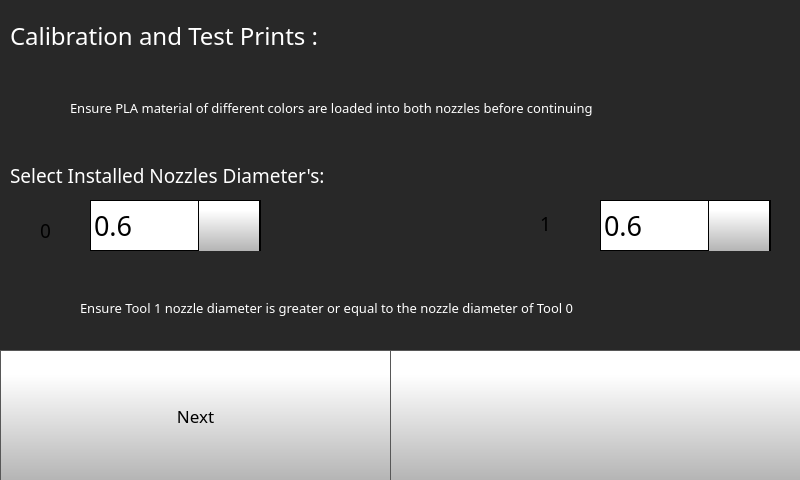
Qt form octoprint_Dragon500TouchUI/mainGUI.ui (FracktalWorks/Dragon500TouchUI) before a commit.
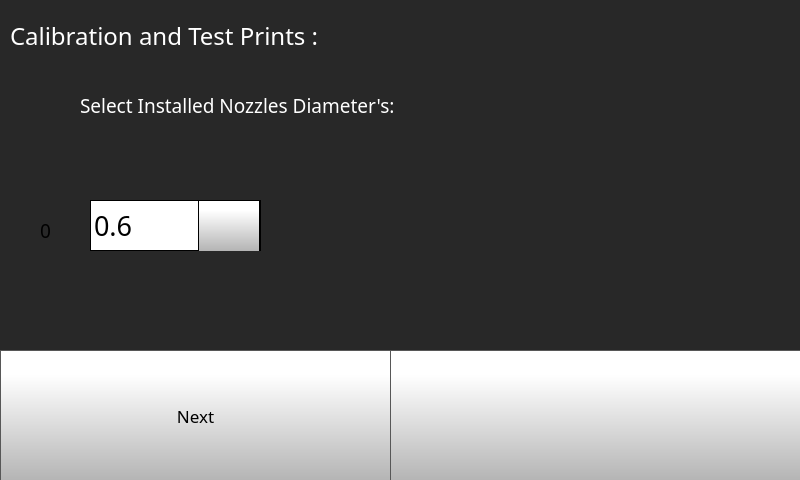
The same form after that commit. The open tabs and pages were chosen to show the change. Icons and pictures are not drawn.

Commit message:
removed UI elements related to dual extrusion
removed all UI elements from the ui file related to dual extrusion

Patch:
```diff
--- a/octoprint_Dragon500TouchUI/mainGUI.ui
+++ b/octoprint_Dragon500TouchUI/mainGUI.ui
@@ -161,7 +161,6 @@
      <font>
       <family>Gotham</family>
       <pointsize>16</pointsize>
-      <weight>50</weight>
       <bold>false</bold>
      </font>
     </property>
@@ -5856,36 +5855,6 @@
        <string>Calibration and Test Prints :</string>
       </property>
      </widget>
-     <widget class="QLabel" name="calibrateLabel_57">
-      <property name="geometry">
-       <rect>
-        <x>70</x>
-        <y>60</y>
-        <width>721</width>
-        <height>96</height>
-       </rect>
-      </property>
-      <property name="font">
-       <font>
-        <family>Gotham</family>
-        <pointsize>10</pointsize>
-        <weight>50</weight>
-        <bold>false</bold>
-       </font>
-      </property>
-      <property name="styleSheet">
-       <string notr="true">color: rgb(255, 255, 255);</string>
-      </property>
-      <property name="text">
-       <string>Ensure PLA material of different colors are loaded into both nozzles before continuing </string>
-      </property>
-      <property name="scaledContents">
-       <bool>false</bool>
-      </property>
-      <property name="wordWrap">
-       <bool>true</bool>
-      </property>
-     </widget>
      <widget class="QLabel" name="tool0Label_27">
       <property name="geometry">
        <rect>
@@ -5922,8 +5891,8 @@
      <widget class="QLabel" name="calibrateLabel_58">
       <property name="geometry">
        <rect>
-        <x>10</x>
-        <y>160</y>
+        <x>80</x>
+        <y>90</y>
         <width>465</width>
         <height>31</height>
        </rect>
@@ -5932,7 +5901,6 @@
        <font>
         <family>Gotham</family>
         <pointsize>14</pointsize>
-        <weight>50</weight>
         <bold>false</bold>
        </font>
       </property>
@@ -6151,244 +6119,6 @@
        </property>
       </item>
      </widget>
-     <widget class="QComboBox" name="testPrintsTool1SizeComboBox_6">
-      <property name="geometry">
-       <rect>
-        <x>600</x>
-        <y>200</y>
-        <width>171</width>
-        <height>51</height>
-       </rect>
-      </property>
-      <property name="font">
-       <font>
-        <family>Gotham</family>
-        <pointsize>20</pointsize>
-       </font>
-      </property>
-      <property name="styleSheet">
-       <string notr="true"> QScrollBar:vertical {
-     border: 1px solid black;
-border-radius: 5px;
-    background-color: rgb(40,40,40);
-     width: 60px;
-     margin: 67px 0 67px 0;
- }
-
-/* Sets up the color and height of handle */
-QScrollBar::handle:vertical {
-border-radius: 5px;
-background: qlineargradient(spread:pad, x1:0, y1:1, x2:0, y2:0.188, stop:0 rgba(180, 180, 180, 255), stop:1 rgba(255, 255, 255, 255));
-min-height: 7px;
-}
-
-
-QScrollBar::add-line:vertical {
-     border: 1px solid black;
-background: qlineargradient(spread:pad, x1:0, y1:1, x2:0, y2:0.188, stop:0 rgba(180, 180, 180, 255), stop:1 rgba(255, 255, 255, 255));
-     height:65px;
-border-radius: 5px;
-     subcontrol-position: bottom;
-     subcontrol-origin: margin;
- }
-
- QScrollBar::sub-line:vertical {
-     border: 1px solid black;
-background: qlineargradient(spread:pad, x1:0, y1:1, x2:0, y2:0.188, stop:0 rgba(180, 180, 180, 255), stop:1 rgba(255, 255, 255, 255));
-     height: 65px;
-border-radius: 5px;
-     subcontrol-position: top;
-     subcontrol-origin: margin;
- }
-
-QScrollBar::up-arrow:vertical {
- image: url(./templates/img/arrows.png);
-    width: 40px;
-    height: 40px;
- padding: 5px;
- }
-QScrollBar::down-arrow:vertical {
- image: url(./templates/img/arrows-5.png);
-    width: 40px;
-    height: 40px;
- padding: 5px;
- }
-
-/* need this to get rid of crosshatching on scrollbar background */
-QScrollBar::add-page:vertical, QScrollBar::sub-page:vertical {
-background: none;
-}
-
-QComboBox {
-border: 1px solid black;
-    padding: 0px 18px 0px 3px;
-    min-width: 6em;
-
-}
-
-QComboBox::item {
-	color: rgb(0, 0, 0);
-}
-
-QComboBox:editable {
-    background: white;
-}
-
-QComboBox:!editable, QComboBox::drop-down:editable {
-background: white;
-}
-
-/* QComboBox gets the &quot;on&quot; state when the popup is open */
-QComboBox:!editable:on, QComboBox::drop-down:editable:on {
-background: white;
-}
-
-
-QComboBox::drop-down {
-border-left: 1px solid black;
-border-right: 1px solid black;
-	background-color: qlineargradient(spread:pad, x1:0, y1:1, x2:0, y2:0.188, stop:0 rgba(180, 180, 180, 255), stop:1 rgba(255, 255, 255, 255));
-    width: 60px;
-     height: 50px;
-
-}
-
-QComboBox::down-arrow {
-
-image: url(./templates/img/arrows-5.png);
-width: 30px;
-height: 30px;
-
-}
-
-
-QComboBox QAbstractItemView {
-    selection-background-color: rgb(40, 40, 40);
-    background: white;
-}</string>
-      </property>
-      <property name="editable">
-       <bool>false</bool>
-      </property>
-      <property name="maxVisibleItems">
-       <number>8</number>
-      </property>
-      <property name="iconSize">
-       <size>
-        <width>30</width>
-        <height>30</height>
-       </size>
-      </property>
-      <item>
-       <property name="text">
-        <string>0.6</string>
-       </property>
-      </item>
-      <item>
-       <property name="text">
-        <string>0.4</string>
-       </property>
-      </item>
-      <item>
-       <property name="text">
-        <string>0.8</string>
-       </property>
-      </item>
-     </widget>
-     <widget class="QLabel" name="tool0TargetTemperature_28">
-      <property name="geometry">
-       <rect>
-        <x>510</x>
-        <y>213</y>
-        <width>41</width>
-        <height>21</height>
-       </rect>
-      </property>
-      <property name="font">
-       <font>
-        <family>Gotham</family>
-        <pointsize>14</pointsize>
-        <weight>50</weight>
-        <bold>false</bold>
-        <underline>false</underline>
-        <strikeout>false</strikeout>
-       </font>
-      </property>
-      <property name="styleSheet">
-       <string notr="true">
-   color:  black;
-background-color: rgba(255, 255, 255, 0);</string>
-      </property>
-      <property name="text">
-       <string>1</string>
-      </property>
-      <property name="alignment">
-       <set>Qt::AlignRight|Qt::AlignTrailing|Qt::AlignVCenter</set>
-      </property>
-     </widget>
-     <widget class="QLabel" name="tool1Label_12">
-      <property name="geometry">
-       <rect>
-        <x>530</x>
-        <y>200</y>
-        <width>50</width>
-        <height>50</height>
-       </rect>
-      </property>
-      <property name="font">
-       <font>
-        <family>Gotham Medium</family>
-        <pointsize>14</pointsize>
-        <weight>50</weight>
-        <bold>false</bold>
-        <underline>false</underline>
-        <strikeout>false</strikeout>
-       </font>
-      </property>
-      <property name="styleSheet">
-       <string notr="true">
-   color:  white;</string>
-      </property>
-      <property name="text">
-       <string/>
-      </property>
-      <property name="pixmap">
-       <pixmap>templates/img/Nozzle.png</pixmap>
-      </property>
-      <property name="scaledContents">
-       <bool>true</bool>
-      </property>
-     </widget>
-     <widget class="QLabel" name="calibrateLabel_59">
-      <property name="geometry">
-       <rect>
-        <x>80</x>
-        <y>260</y>
-        <width>711</width>
-        <height>96</height>
-       </rect>
-      </property>
-      <property name="font">
-       <font>
-        <family>Gotham</family>
-        <pointsize>10</pointsize>
-        <weight>50</weight>
-        <bold>false</bold>
-       </font>
-      </property>
-      <property name="styleSheet">
-       <string notr="true">color: rgb(255, 255, 255);</string>
-      </property>
-      <property name="text">
-       <string>Ensure Tool 1 nozzle diameter is greater or equal to the nozzle diameter of Tool 0</string>
-      </property>
-      <property name="scaledContents">
-       <bool>false</bool>
-      </property>
-      <property name="wordWrap">
-       <bool>true</bool>
-      </property>
-     </widget>
      <widget class="QPushButton" name="testPrintsNextButton">
       <property name="geometry">
        <rect>
```
Left out of the diff: 988 changed lines with no effect on the pictures.
